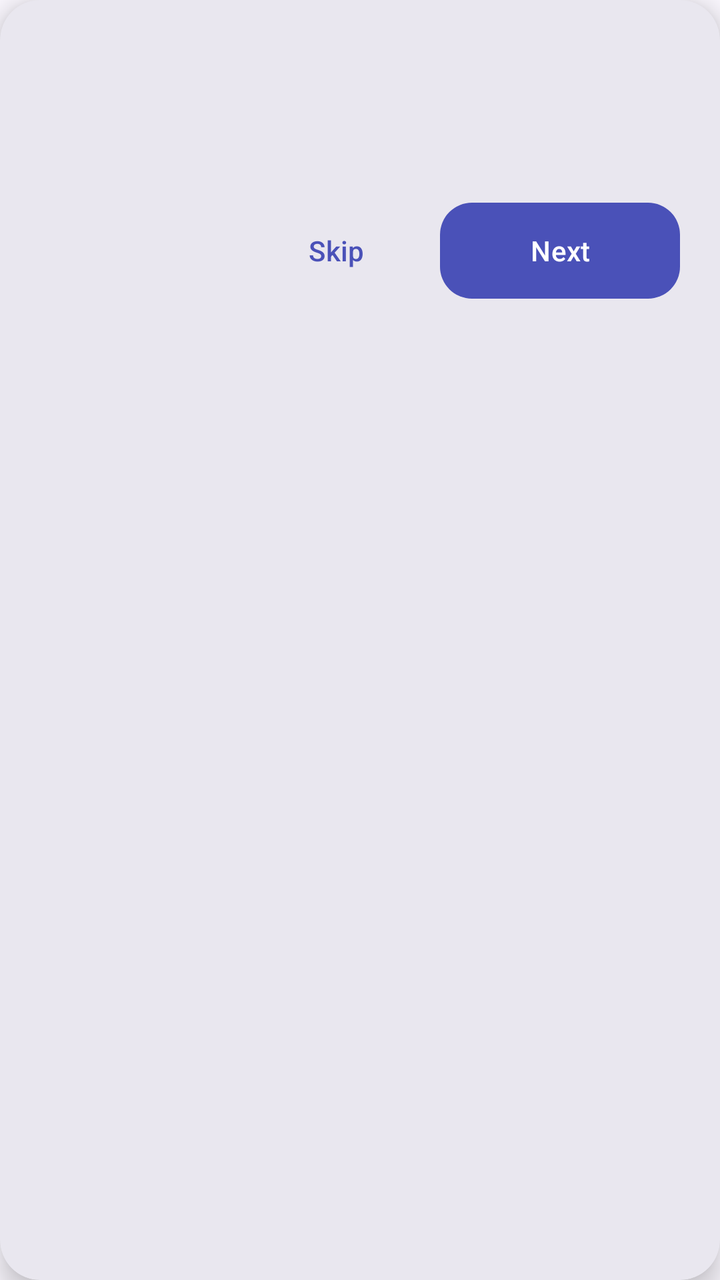
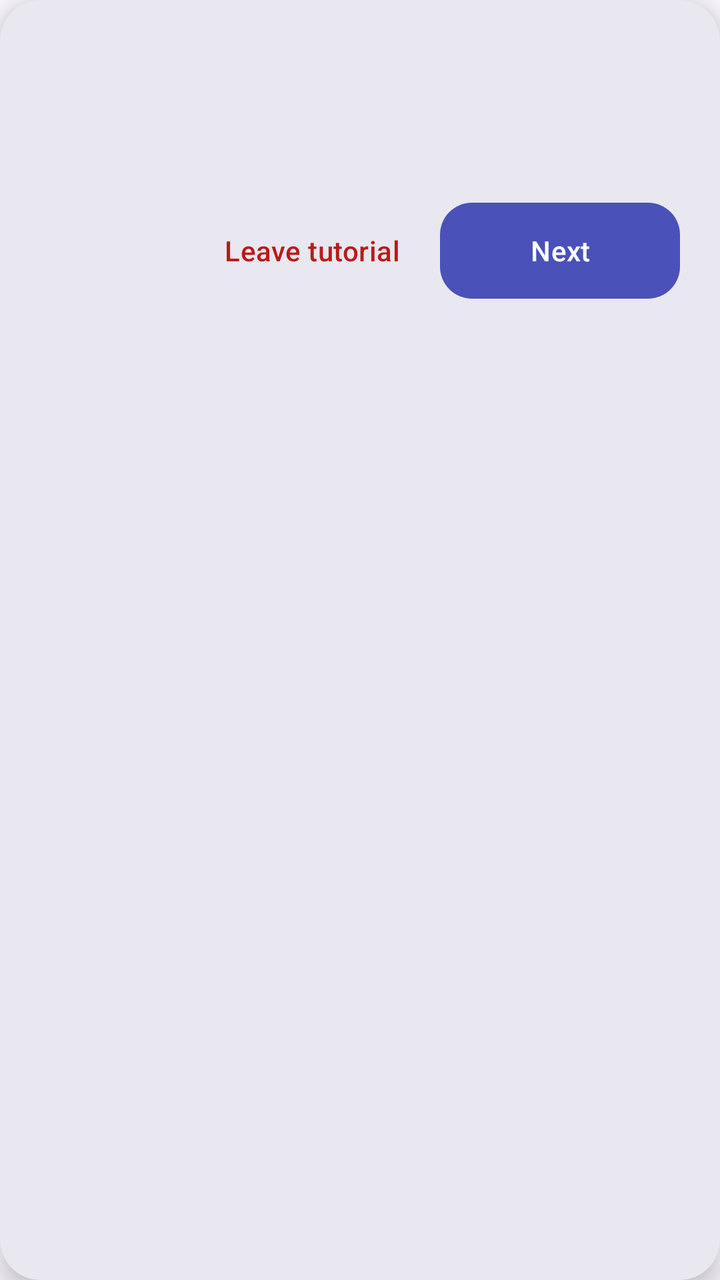

The first picture is an Android layout as it rendered before a commit; the second is the same layout after the commit. The layout source and the unified diff follow.
<!-- AndroidManifest.xml: application theme Theme.MobileSE -->
<!-- res/layout/view_coach_bubble.xml -->
<?xml version="1.0" encoding="utf-8"?>
<com.google.android.material.card.MaterialCardView
    xmlns:android="http://schemas.android.com/apk/res/android"
    xmlns:app="http://schemas.android.com/apk/res-auto"
    android:layout_width="match_parent"
    android:layout_height="wrap_content"
    app:cardBackgroundColor="?attr/colorSurfaceContainerHigh"
    app:cardCornerRadius="20dp"
    app:cardElevation="8dp">

    <LinearLayout
        android:layout_width="match_parent"
        android:layout_height="wrap_content"
        android:orientation="vertical"
        android:padding="20dp">

        
        <TextView
            android:id="@+id/tvCoachProgress"
            android:layout_width="wrap_content"
            android:layout_height="wrap_content"
            android:letterSpacing="0.08"
            android:textAllCaps="true"
            android:textAppearance="?attr/textAppearanceLabelSmall"
            android:textColor="?attr/colorPrimary" />

        <TextView
            android:id="@+id/tvCoachTitle"
            android:layout_width="match_parent"
            android:layout_height="wrap_content"
            android:layout_marginTop="6dp"
            android:textAppearance="?attr/textAppearanceTitleMedium"
            android:textColor="?attr/colorOnSurface" />

        <TextView
            android:id="@+id/tvCoachText"
            android:layout_width="match_parent"
            android:layout_height="wrap_content"
            android:layout_marginTop="6dp"
            android:lineSpacingExtra="2dp"
            android:textAppearance="?attr/textAppearanceBodyMedium"
            android:textColor="?attr/colorOnSurfaceVariant" />

        <LinearLayout
            android:layout_width="match_parent"
            android:layout_height="wrap_content"
            android:layout_marginTop="10dp"
            android:gravity="end"
            android:orientation="horizontal">

            
            <com.google.android.material.button.MaterialButton
                android:id="@+id/btnCoachSkip"
                style="@style/Widget.CrewFit.Button.Text"
                android:layout_width="wrap_content"
                android:layout_height="wrap_content"
                android:text="@string/coach_skip" />

            <com.google.android.material.button.MaterialButton
                android:id="@+id/btnCoachNext"
                style="@style/Widget.CrewFit.Button"
                android:layout_width="wrap_content"
                android:layout_height="wrap_content"
                android:layout_marginStart="8dp"
                android:minWidth="120dp"
                android:text="@string/coach_next" />
        </LinearLayout>
    </LinearLayout>
</com.google.android.material.card.MaterialCardView>
<!-- resources referenced by this layout -->
<resources>
  <string name="coach_next">Next</string>
  <string name="coach_skip">Skip</string>
  <style name="Widget.CrewFit.Button.Text" parent="Widget.Material3.Button.TextButton" />
  <style name="Theme.MobileSE" parent="Base.Theme.MobileSE" />
  <color name="md_primary">#4A51B8</color>
  <color name="md_on_primary">#FFFFFF</color>
  <color name="md_primary_container">#E0E3FF</color>
  <color name="md_on_primary_container">#050B63</color>
  <color name="md_secondary">#00795A</color>
  <color name="md_on_secondary">#FFFFFF</color>
  <color name="md_secondary_container">#8CFFD1</color>
  <color name="md_on_secondary_container">#002018</color>
  <color name="md_tertiary">#8C5000</color>
  <color name="md_on_tertiary">#FFFFFF</color>
  <color name="md_tertiary_container">#FFDCC2</color>
  <color name="md_on_tertiary_container">#2E1500</color>
  <color name="md_error">#BA1A1A</color>
  <color name="md_on_error">#FFFFFF</color>
  <color name="md_error_container">#FFDAD6</color>
  <color name="md_on_error_container">#410002</color>
  <color name="md_surface">#FBF8FF</color>
  <color name="md_on_surface">#1A1B21</color>
  <color name="md_surface_variant">#E2E1EC</color>
  <color name="md_on_surface_variant">#45464F</color>
  <color name="md_surface_container_lowest">#FFFFFF</color>
  <color name="md_surface_container_low">#F5F2FA</color>
  <color name="md_surface_container">#EFEDF4</color>
  <color name="md_surface_container_high">#E9E7EF</color>
  <color name="md_surface_container_highest">#E3E1E9</color>
  <color name="md_outline">#767680</color>
  <color name="md_outline_variant">#C7C5D0</color>
  <color name="md_inverse_surface">#2F3036</color>
  <color name="md_inverse_on_surface">#F2F0F7</color>
  <style name="ShapeAppearance.CrewFit.Small" parent="ShapeAppearance.Material3.Corner.Small">
          <item name="cornerSize">12dp</item>
      </style>
  <style name="ShapeAppearance.CrewFit.Medium" parent="ShapeAppearance.Material3.Corner.Medium">
          <item name="cornerSize">20dp</item>
      </style>
  <style name="ShapeAppearance.CrewFit.Large" parent="ShapeAppearance.Material3.Corner.Large">
          <item name="cornerSize">28dp</item>
      </style>
  <style name="Widget.CrewFit.Card" parent="Widget.Material3.CardView.Filled">
          <item name="cardBackgroundColor">@color/md_surface_container</item>
          <item name="cardElevation">0dp</item>
          <item name="shapeAppearance">@style/ShapeAppearance.CrewFit.Medium</item>
      </style>
  <style name="Widget.CrewFit.BottomNav.Indicator" parent="Widget.Material3.BottomNavigationView.ActiveIndicator">
          <item name="android:color">@android:color/transparent</item>
      </style>
  <style name="MaterialAlertDialog.CrewFit" parent="MaterialAlertDialog.Material3">
          <item name="shapeAppearance">@style/ShapeAppearance.CrewFit.Large</item>
          <item name="backgroundTint">@color/md_surface_container_high</item>
      </style>
  <style name="MaterialAlertDialog.CrewFit.Title" parent="MaterialAlertDialog.Material3.Title.Text">
          <item name="android:textAppearance">?attr/textAppearanceHeadlineSmall</item>
          <item name="android:textColor">@color/md_on_surface</item>
      </style>
  <style name="MaterialAlertDialog.CrewFit.Body" parent="MaterialAlertDialog.Material3.Body.Text">
          <item name="android:textAppearance">?attr/textAppearanceBodyLarge</item>
          <item name="android:textColor">@color/md_on_surface_variant</item>
      </style>
  <style name="Widget.CrewFit.Dialog.Button" parent="Widget.Material3.Button.TextButton.Dialog">
          <item name="android:textColor">@color/md_primary</item>
          <item name="android:textAppearance">?attr/textAppearanceLabelLarge</item>
      </style>
  <!-- unchanged entries left out for length: 5 -->
</resources>

<!-- the commit's change to res/layout/view_coach_bubble.xml (unified diff, before → after) -->
@@ -54,7 +54,8 @@
                 style="@style/Widget.CrewFit.Button.Text"
                 android:layout_width="wrap_content"
                 android:layout_height="wrap_content"
-                android:text="@string/coach_skip" />
+                android:text="@string/coach_skip"
+                android:textColor="?attr/colorError" />
 
             <com.google.android.material.button.MaterialButton
                 android:id="@+id/btnCoachNext"
<!-- resource entries referenced after the edit -->
@@ -1,7 +1,7 @@
 <!-- resources referenced by this layout -->
 <resources>
   <string name="coach_next">Next</string>
-  <string name="coach_skip">Skip</string>
+  <string name="coach_skip">Leave tutorial</string>
   <style name="Widget.CrewFit.Button.Text" parent="Widget.Material3.Button.TextButton" />
   <style name="Theme.MobileSE" parent="Base.Theme.MobileSE" />
   <color name="md_primary">#4A51B8</color>
